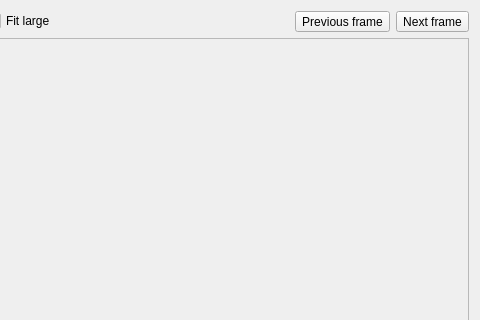
First picture: the form in examples/c++/qt/advanced-with-c-api/qtsail.ui, repository HappySeaFox/sail, before the edit; both pictures show x 277 to 757 and y 0 to 320 of the 757 by 435 pixel window.
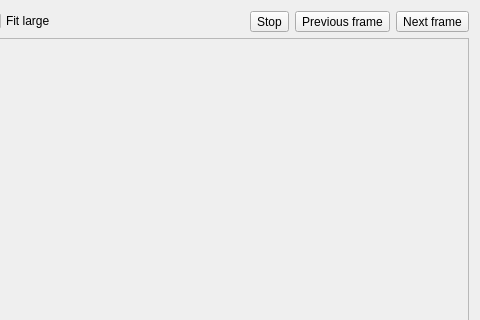
Second picture: the form after the edit.

Commit message: EXAMPLES: Added Stop button in advanced demos

```diff
--- a/examples/c++/qt/advanced-with-c-api/qtsail.ui
+++ b/examples/c++/qt/advanced-with-c-api/qtsail.ui
@@ -60,6 +60,13 @@
        </property>
       </spacer>
      </item>
+     <item>
+      <widget class="QToolButton" name="pushStop">
+       <property name="text">
+        <string>Stop</string>
+       </property>
+      </widget>
+     </item>
      <item>
       <widget class="QToolButton" name="pushPrevious">
        <property name="text">
```
Left out of the diff: 1 changed line with no effect on the pictures. The commit also changes 4 other files.
